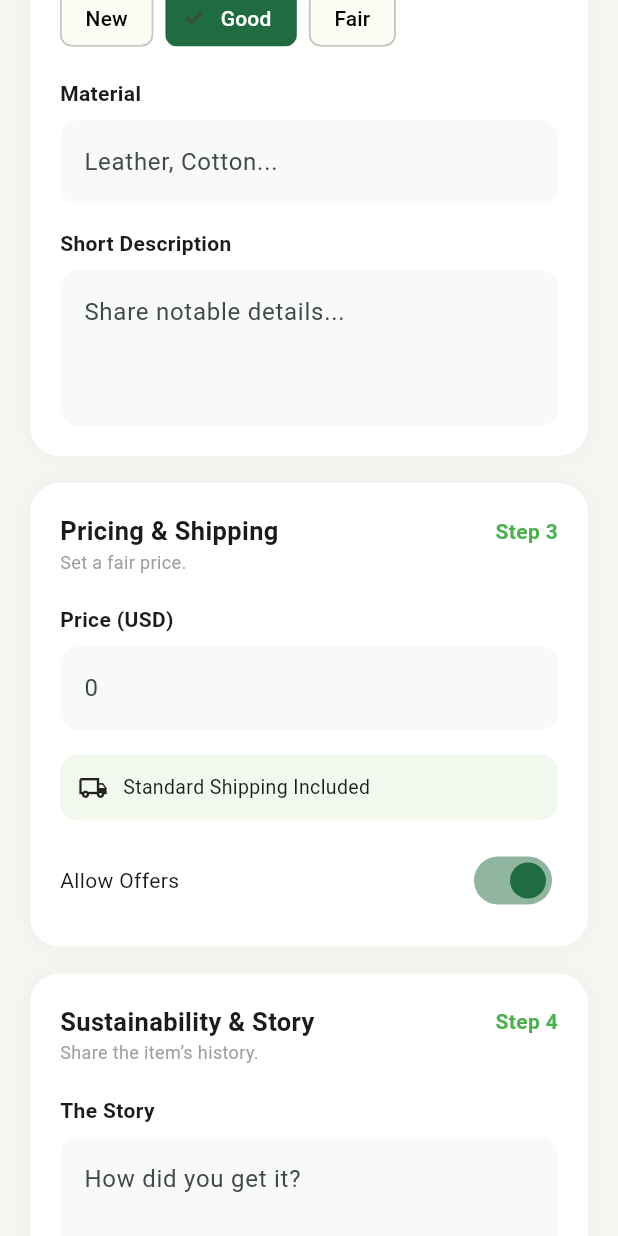
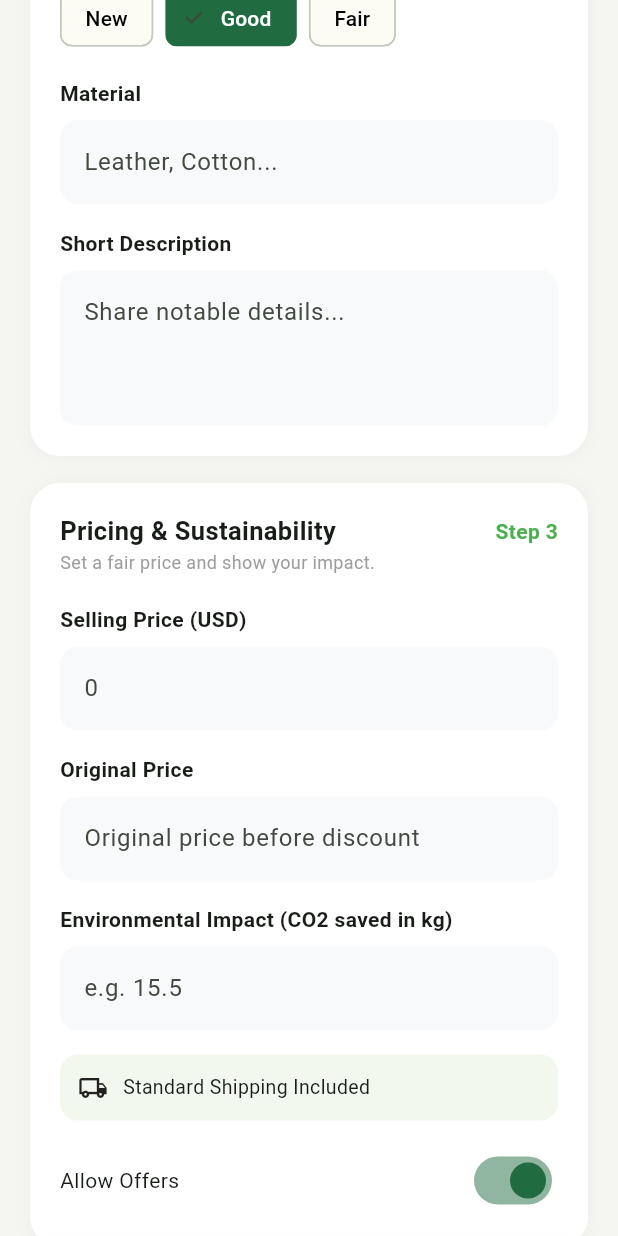
Before and after one commit to shahdayman315315/Mostadam, a Flutter app: the screen it shows once a user with an empty profile is signed in, item 2 of the bottom bar chosen, scrolled down 576 dp, on a phone screen of 412 x 824 dp. Run offline on Flutter 3.47's test engine with Material 3 defaults, Android fonts, the phone set to English and light mode, and no system bars; our stand-ins replace cloud_firestore, firebase_auth, firebase_core, firebase_storage, image_picker; accounts and stored records are empty.

Commit message:
Complete AddListing logic with Firebase Storage and custom product details

```diff
--- a/lib/screens/add_listing_screen.dart
+++ b/lib/screens/add_listing_screen.dart
@@ -1,3 +1,4 @@
+import 'package:firebase_storage/firebase_storage.dart';
 import 'package:flutter/material.dart';
 import 'package:image_picker/image_picker.dart';
 import 'package:cloud_firestore/cloud_firestore.dart';
@@ -17,10 +18,12 @@ class _AddListingScreenState extends State<AddListingScreen> {
   final TextEditingController _titleController = TextEditingController();
   final TextEditingController _materialController = TextEditingController();
   final TextEditingController _sizeController = TextEditingController();
-  final TextEditingController _descriptionController =
-      TextEditingController();
+  final TextEditingController _descriptionController = TextEditingController();
   final TextEditingController _priceController = TextEditingController();
   final TextEditingController _storyController = TextEditingController();
+  final TextEditingController _originalPriceController =
+      TextEditingController();
+  final TextEditingController _co2SavedController = TextEditingController();
 
   // ✅ الجديد (لينك الصورة)
   final TextEditingController _imageUrlController = TextEditingController();
@@ -39,9 +42,11 @@ class _AddListingScreenState extends State<AddListingScreen> {
   Future<void> _publishListing() async {
     if (_titleController.text.isEmpty ||
         _priceController.text.isEmpty ||
-        _imageUrlController.text.isEmpty) {
+        _selectedImages.isEmpty) {
       ScaffoldMessenger.of(context).showSnackBar(
-        const SnackBar(content: Text('Please fill all required fields')),
+        const SnackBar(
+          content: Text('Please add photos and fill required fields'),
+        ),
       );
       return;
     }
@@ -49,42 +54,39 @@ class _AddListingScreenState extends State<AddListingScreen> {
     setState(() => _isLoading = true);
 
     try {
-      // ✅ بدل الرفع ناخد اللينك
-      List<String> imageUrls = [
-        _imageUrlController.text.trim()
-      ];
+      final user = FirebaseAuth.instance.currentUser;
 
-      final user = FirebaseAuth.instance.currentUser;
+      List<String> imageUrls = [];
+      for (var image in _selectedImages) {
+        String fileName = DateTime.now().millisecondsSinceEpoch.toString();
+        var ref = FirebaseStorage.instance.ref().child('products/$fileName');
+        await ref.putFile(File(image.path));
+        String url = await ref.getDownloadURL();
+        imageUrls.add(url);
+      }
 
       await FirebaseFirestore.instance.collection('products').add({
         'title': _titleController.text.trim(),
         'price': double.tryParse(_priceController.text) ?? 0.0,
+        'originalPrice': double.tryParse(_originalPriceController.text) ?? 0.0,
         'condition': _condition,
         'material': _materialController.text.trim(),
         'size': _sizeController.text.trim(),
         'description': _descriptionController.text.trim(),
         'story': _storyController.text.trim(),
-        'recyclingBackground': _recyclingBackground,
-        'allowOffers': _allowOffers,
+        'repairHistory': _recyclingBackground,
+        'co2Saved': double.tryParse(_co2SavedController.text) ?? 0.0,
         'images': imageUrls,
-
-        'sellerName': user?.displayName ?? user?.email ?? 'Unknown',
+        'sellerName': user?.displayName ?? 'User',
         'userId': user?.uid,
-
         'createdAt': FieldValue.serverTimestamp(),
-        'rating': 0.0,
+        'rating': 5.0,
         'tag': 'Sustainable',
       });
 
-      ScaffoldMessenger.of(context).showSnackBar(
-        const SnackBar(content: Text('Product added successfully ✅')),
-      );
-
       if (mounted) Navigator.pop(context);
     } catch (e) {
-      ScaffoldMessenger.of(context).showSnackBar(
-        SnackBar(content: Text('Error: $e')),
-      );
+      print("Error: $e");
     } finally {
       if (mounted) setState(() => _isLoading = false);
     }
@@ -110,8 +112,7 @@ class _AddListingScreenState extends State<AddListingScreen> {
         children: [
           SafeArea(
             child: SingleChildScrollView(
-              padding:
-                  const EdgeInsets.symmetric(horizontal: 20, vertical: 18),
+              padding: const EdgeInsets.symmetric(horizontal: 20, vertical: 18),
               child: Column(
                 children: [
                   _buildHeader(darkGreen),
@@ -170,19 +171,25 @@ class _AddListingScreenState extends State<AddListingScreen> {
                       children: [
                         _buildLabel('Title'),
                         _buildTextField(
-                            _titleController, 'e.g., Vintage Jacket'),
+                          _titleController,
+                          'e.g., Vintage Jacket',
+                        ),
                         const SizedBox(height: 16),
                         _buildLabel('Condition'),
                         _buildConditionChips(darkGreen),
                         const SizedBox(height: 16),
                         _buildLabel('Material'),
                         _buildTextField(
-                            _materialController, 'Leather, Cotton...'),
+                          _materialController,
+                          'Leather, Cotton...',
+                        ),
                         const SizedBox(height: 16),
                         _buildLabel('Short Description'),
-                        _buildTextField(_descriptionController,
+                        _buildTextField(
+                          _descriptionController,
                           'Share notable details...',
-                            maxLines: 3),
+                          maxLines: 3,
+                        ),
                       ],
                     ),
                   ),
@@ -191,25 +198,53 @@ class _AddListingScreenState extends State<AddListingScreen> {
 
                   // Step 3
                   _buildSectionCard(
-                    title: 'Pricing & Shipping',
-                    subtitle: 'Set a fair price.',
+                    title: 'Pricing & Sustainability',
+                    subtitle: 'Set a fair price and show your impact.',
                     stepLabel: 'Step 3',
                     child: Column(
                       crossAxisAlignment: CrossAxisAlignment.start,
                       children: [
-                        _buildLabel('Price (USD)'),
-                        _buildTextField(_priceController, '0',
-                            keyboard: TextInputType.number),
+                        // 1. Current Selling Price
+                        _buildLabel('Selling Price (USD)'),
+                        _buildTextField(
+                          _priceController,
+                          '0',
+                          keyboard: TextInputType.number,
+                        ),
                         const SizedBox(height: 16),
+
+                        // 2. Original Price (New Field)
+                        _buildLabel('Original Price'),
+                        _buildTextField(
+                          _originalPriceController,
+                          'Original price before discount',
+                          keyboard: TextInputType.number,
+                        ),
+                        const SizedBox(height: 16),
+
+                        // 3. Environmental Impact (New Field)
+                        _buildLabel('Environmental Impact (CO2 saved in kg)'),
+                        _buildTextField(
+                          _co2SavedController,
+                          'e.g. 15.5',
+                          keyboard: TextInputType.number,
+                        ),
+                        const SizedBox(height: 16),
+
+                        // 4. Shipping Card
                         _buildShippingCard(softGreen),
                         const SizedBox(height: 16),
-                        _buildToggle('Allow Offers', _allowOffers,
-                            (v) => setState(() => _allowOffers = v), darkGreen),
+
+                        // 5. Offers Toggle
+                        _buildToggle(
+                          'Allow Offers',
+                          _allowOffers,
+                          (v) => setState(() => _allowOffers = v),
+                          darkGreen,
+                        ),
                       ],
                     ),
                   ),
-
-                  const SizedBox(height: 18),
 
                   // Step 4
                   _buildSectionCard(
@@ -220,9 +255,11 @@ class _AddListingScreenState extends State<AddListingScreen> {
                       crossAxisAlignment: CrossAxisAlignment.start,
                       children: [
                         _buildLabel('The Story'),
-                        _buildTextField(_storyController,
+                        _buildTextField(
+                          _storyController,
                           'How did you get it?',
-                            maxLines: 3),
+                          maxLines: 3,
+                        ),
                         const SizedBox(height: 16),
                         _buildRecycleChips(darkGreen),
                       ],
@@ -246,8 +283,7 @@ class _AddListingScreenState extends State<AddListingScreen> {
                             backgroundColor: darkGreen,
                             padding: const EdgeInsets.all(16),
                           ),
-                          onPressed:
-                              _isLoading ? null : _publishListing,
+                          onPressed: _isLoading ? null : _publishListing,
                           child: const Text(
                             'Publish',
                             style: TextStyle(color: Colors.white),
@@ -283,18 +319,20 @@ class _AddListingScreenState extends State<AddListingScreen> {
         Container(
           padding: const EdgeInsets.all(10),
           decoration: BoxDecoration(
-              color: color, borderRadius: BorderRadius.circular(12)),
+            color: color,
+            borderRadius: BorderRadius.circular(12),
+          ),
           child: const Icon(Icons.eco, color: Colors.white),
         ),
         const SizedBox(width: 12),
         const Column(
           crossAxisAlignment: CrossAxisAlignment.start,
           children: [
-            Text('Mostadam',
-                style:
-                    TextStyle(fontWeight: FontWeight.bold, fontSize: 18)),
-            Text('New Listing',
-                style: TextStyle(color: Colors.grey)),
+            Text(
+              'Mostadam',
+              style: TextStyle(fontWeight: FontWeight.bold, fontSize: 18),
+            ),
+            Text('New Listing', style: TextStyle(color: Colors.grey)),
           ],
         ),
       ],
@@ -313,31 +351,36 @@ class _AddListingScreenState extends State<AddListingScreen> {
         color: Colors.white,
         borderRadius: BorderRadius.circular(20),
         boxShadow: [
-          BoxShadow(
-              color: Colors.black.withOpacity(0.03), blurRadius: 10)
+          BoxShadow(color: Colors.black.withOpacity(0.03), blurRadius: 10),
         ],
       ),
       child: Column(
         crossAxisAlignment: CrossAxisAlignment.start,
         children: [
           Row(
-            mainAxisAlignment:
-                MainAxisAlignment.spaceBetween,
+            mainAxisAlignment: MainAxisAlignment.spaceBetween,
             children: [
-              Text(title,
+              Text(
+                title,
                 style: const TextStyle(
                   fontWeight: FontWeight.bold,
-                      fontSize: 17)),
+                  fontSize: 17,
+                ),
+              ),
               if (stepLabel != null)
-                Text(stepLabel,
+                Text(
+                  stepLabel,
                   style: const TextStyle(
                     color: Colors.green,
-                        fontWeight: FontWeight.bold))
+                    fontWeight: FontWeight.bold,
+                  ),
+                ),
             ],
           ),
-          Text(subtitle,
-              style: const TextStyle(
-                  color: Colors.grey, fontSize: 12)),
+          Text(
+            subtitle,
+            style: const TextStyle(color: Colors.grey, fontSize: 12),
+          ),
           const SizedBox(height: 20),
           child,
         ],
@@ -377,9 +420,12 @@ class _AddListingScreenState extends State<AddListingScreen> {
           );
   }
 
-  Widget _buildTextField(TextEditingController ctrl, String hint,
-      {int maxLines = 1,
-      TextInputType keyboard = TextInputType.text}) {
+  Widget _buildTextField(
+    TextEditingController ctrl,
+    String hint, {
+    int maxLines = 1,
+    TextInputType keyboard = TextInputType.text,
+  }) {
     return TextField(
       controller: ctrl,
       maxLines: maxLines,
@@ -398,27 +444,26 @@ class _AddListingScreenState extends State<AddListingScreen> {
 
   Widget _buildLabel(String text) => Padding(
     padding: const EdgeInsets.only(bottom: 8),
-        child: Text(text,
-            style: const TextStyle(fontWeight: FontWeight.bold)),
+    child: Text(text, style: const TextStyle(fontWeight: FontWeight.bold)),
   );
 
   Widget _buildConditionChips(Color color) {
     return Row(
       children: ['New', 'Good', 'Fair']
-          .map((c) => Padding(
+          .map(
+            (c) => Padding(
               padding: const EdgeInsets.only(right: 8),
               child: ChoiceChip(
                 label: Text(c),
                 selected: _condition == c,
                 selectedColor: color,
                 labelStyle: TextStyle(
-                      color: _condition == c
-                          ? Colors.white
-                          : Colors.black),
-                  onSelected: (s) =>
-                      setState(() => _condition = c),
+                  color: _condition == c ? Colors.white : Colors.black,
                 ),
-              ))
+                onSelected: (s) => setState(() => _condition = c),
+              ),
+            ),
+          )
           .toList(),
     );
   }
@@ -427,17 +472,17 @@ class _AddListingScreenState extends State<AddListingScreen> {
     return Wrap(
       spacing: 8,
       children: ['Repaired', 'Upcycled', 'Recycled']
-          .map((r) => ChoiceChip(
+          .map(
+            (r) => ChoiceChip(
               label: Text(r),
               selected: _recyclingBackground == r,
               selectedColor: color,
               labelStyle: TextStyle(
-                    color: _recyclingBackground == r
-                        ? Colors.white
-                        : Colors.black),
-                onSelected: (s) => setState(
-                    () => _recyclingBackground = r),
-              ))
+                color: _recyclingBackground == r ? Colors.white : Colors.black,
+              ),
+              onSelected: (s) => setState(() => _recyclingBackground = r),
+            ),
+          )
           .toList(),
     );
   }
@@ -447,35 +492,34 @@ class _AddListingScreenState extends State<AddListingScreen> {
       padding: const EdgeInsets.all(12),
       decoration: BoxDecoration(
         color: softGreen,
-          borderRadius: BorderRadius.circular(12)),
+        borderRadius: BorderRadius.circular(12),
+      ),
       child: const Row(
         children: [
           Icon(Icons.local_shipping_outlined, size: 20),
           SizedBox(width: 10),
-          Text('Standard Shipping Included',
-              style: TextStyle(fontSize: 13))
+          Text('Standard Shipping Included', style: TextStyle(fontSize: 13)),
         ],
       ),
     );
   }
 
-  Widget _buildToggle(String title, bool val,
-      Function(bool) onChange, Color color) {
+  Widget _buildToggle(
+    String title,
+    bool val,
+    Function(bool) onChange,
+    Color color,
+  ) {
     return Row(
-      mainAxisAlignment:
-          MainAxisAlignment.spaceBetween,
+      mainAxisAlignment: MainAxisAlignment.spaceBetween,
       children: [
         Text(title),
-        Switch(
-            value: val,
-            activeColor: color,
-            onChanged: onChange)
+        Switch(value: val, activeColor: color, onChanged: onChange),
       ],
     );
   }
 
-  Widget _buildImageBtn(
-      IconData icon, String label, VoidCallback onTap) {
+  Widget _buildImageBtn(IconData icon, String label, VoidCallback onTap) {
     return InkWell(
       onTap: onTap,
       child: Container(
@@ -485,12 +529,11 @@ class _AddListingScreenState extends State<AddListingScreen> {
           borderRadius: BorderRadius.circular(12),
         ),
         child: Row(
-          mainAxisAlignment:
-              MainAxisAlignment.center,
+          mainAxisAlignment: MainAxisAlignment.center,
           children: [
             Icon(icon, size: 20),
             const SizedBox(width: 8),
-            Text(label)
+            Text(label),
           ],
         ),
       ),
```
Lines whose indentation alone changed are shown as unchanged.
